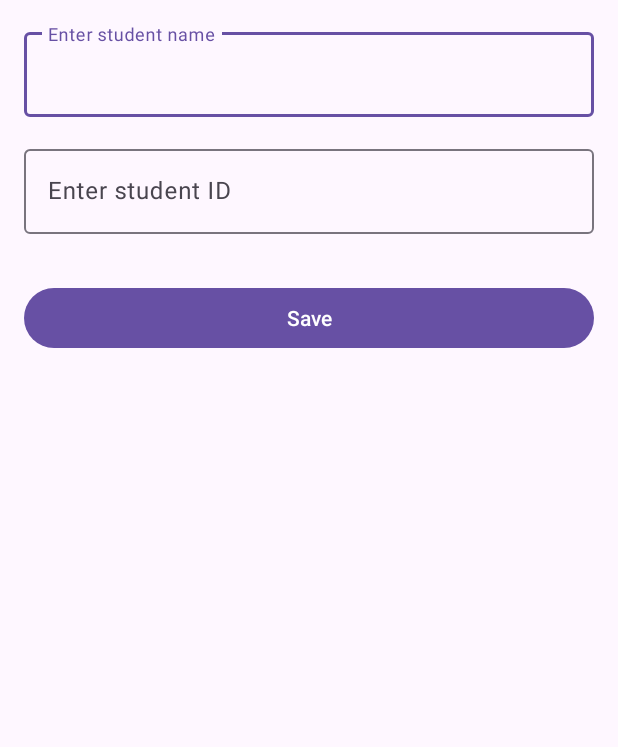
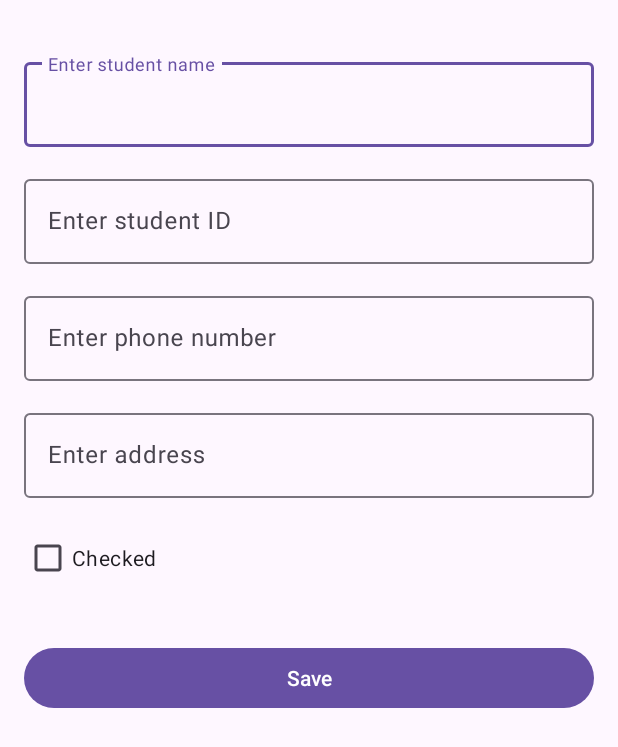
Before and after one commit to ido8450/mobile_students_app, an Android app: the StudentFormActivity screen opened directly, with no data from a screen before it, after a tap on "Save", on a phone screen of 412 x 824 dp. Shown: the top 747 px of the screen. Run offline under Robolectric (Android 15) with nearby library versions, the phone set to English and light mode, and no system bars.

Commit message:
added phone, address and checkbox to student form

```diff
--- a/app/src/main/java/com/example/studentsapp/StudentFormActivity.kt
+++ b/app/src/main/java/com/example/studentsapp/StudentFormActivity.kt
@@ -2,6 +2,7 @@ package com.example.studentsapp
 
 import android.os.Bundle
 import android.view.View
+import android.widget.CheckBox
 import android.widget.Toast
 import androidx.activity.enableEdgeToEdge
 import androidx.appcompat.app.AppCompatActivity
@@ -17,6 +18,9 @@ class StudentFormActivity : AppCompatActivity() {
     private lateinit var idField: TextInputEditText
     private lateinit var saveButton: MaterialButton
     private lateinit var editButton: MaterialButton
+    private lateinit var phoneField: TextInputEditText
+    private lateinit var addressField: TextInputEditText
+    private lateinit var isCheckedBox: CheckBox
     private lateinit var cancelButton: MaterialButton
     private lateinit var updateButton: MaterialButton
 
@@ -31,9 +35,13 @@ class StudentFormActivity : AppCompatActivity() {
         enableEdgeToEdge()
         setContentView(R.layout.activity_student_form)
 
-        nameField = findViewById<TextInputEditText>(R.id.nameField)
-        idField = findViewById<TextInputEditText>(R.id.idField)
-        saveButton = findViewById<MaterialButton>(R.id.saveButton)
+        nameField = findViewById(R.id.nameField)
+        idField = findViewById(R.id.idField)
+        phoneField = findViewById(R.id.phoneField)
+        addressField = findViewById(R.id.addressField)
+        isCheckedBox = findViewById(R.id.isCheckedBox)
+
+        saveButton = findViewById(R.id.saveButton)
         editButton = findViewById(R.id.editButton)
         cancelButton = findViewById(R.id.cancelButton)
         updateButton = findViewById(R.id.updateButton)
@@ -63,7 +71,11 @@ class StudentFormActivity : AppCompatActivity() {
     private fun updateStudent() {
         val name = nameField.text.toString()
         val id = idField.text.toString()
-        if (name.isEmpty() || id.isEmpty()) {
+        val phone = phoneField.text.toString()
+        val address = addressField.text.toString()
+        val isChecked = isCheckedBox.isChecked
+
+        if (name.isEmpty() || id.isEmpty() || phone.isEmpty() || address.isEmpty()) {
             Toast.makeText(this, "Please fill out all fields", Toast.LENGTH_SHORT).show()
             return
         }
@@ -71,9 +83,12 @@ class StudentFormActivity : AppCompatActivity() {
             currentStudent?.let {
                 it.name = name
                 it.id = id
+                it.phone = phone
+                it.isChecked = isChecked
+                it.address = address
             }
         } else {
-            StudentRepository.students.add(Student(id, name))
+            StudentRepository.students.add(Student(id, name, isChecked, phone, address))
             finish()
         }
 
@@ -84,12 +99,18 @@ class StudentFormActivity : AppCompatActivity() {
         if (student != null) {
             nameField.setText(student.name)
             idField.setText(student.id)
+            phoneField.setText(student.phone)
+            addressField.setText(student.address)
+            isCheckedBox.isChecked = student.isChecked
         }
     }
 
     private fun setFieldsEnabled(isEnabled: Boolean) {
         nameField.isEnabled = isEnabled
         idField.isEnabled = isEnabled
+        phoneField.isEnabled = isEnabled
+        addressField.isEnabled = isEnabled
+        isCheckedBox.isEnabled = isEnabled
     }
 
     private fun updateButtonsVisibility(mode: FormMode) {
--- a/app/src/main/java/com/example/studentsapp/StudentRepository.kt
+++ /dev/null
@@ -1,5 +0,0 @@
-package com.example.studentsapp
-
-object StudentRepository {
-    val students = mutableListOf<Student>()
-}
--- a/app/src/main/java/com/example/studentsapp/data/Student.kt
+++ b/app/src/main/java/com/example/studentsapp/data/Student.kt
@@ -3,5 +3,7 @@ package com.example.studentsapp.data
 data class Student(
     var id: String,
     var name: String,
-    var isChecked: Boolean = false
+    var isChecked: Boolean = false,
+    var phone: String,
+    var address: String,
 )
--- a/app/src/main/res/layout/activity_student_form.xml
+++ b/app/src/main/res/layout/activity_student_form.xml
@@ -10,7 +10,8 @@
         android:layout_height="wrap_content"
         app:layout_constraintTop_toTopOf="parent"
         app:layout_constraintStart_toStartOf="parent"
-        app:layout_constraintEnd_toEndOf="parent">
+        app:layout_constraintEnd_toEndOf="parent"
+        android:layout_marginTop="20dp">
 
         <com.google.android.material.textfield.TextInputEditText
             android:id="@+id/nameField"
@@ -35,13 +36,55 @@
             android:hint="@string/student_id_hint" />
     </com.google.android.material.textfield.TextInputLayout>
 
+
+    <com.google.android.material.textfield.TextInputLayout
+        android:id="@+id/phoneFieldLayout"
+        android:layout_width="match_parent"
+        android:layout_height="wrap_content"
+        android:layout_marginTop="16dp"
+        app:layout_constraintTop_toBottomOf="@id/idFieldLayout"
+        app:layout_constraintStart_toStartOf="parent"
+        app:layout_constraintEnd_toEndOf="parent">
+
+        <com.google.android.material.textfield.TextInputEditText
+            android:id="@+id/phoneField"
+            android:layout_width="match_parent"
+            android:layout_height="wrap_content"
+            android:hint="@string/student_phone_hint" />
+    </com.google.android.material.textfield.TextInputLayout>
+
+    <com.google.android.material.textfield.TextInputLayout
+        android:id="@+id/addressFieldLayout"
+        android:layout_width="match_parent"
+        android:layout_height="wrap_content"
+        android:layout_marginTop="16dp"
+        app:layout_constraintTop_toBottomOf="@id/phoneFieldLayout"
+        app:layout_constraintStart_toStartOf="parent"
+        app:layout_constraintEnd_toEndOf="parent">
+
+        <com.google.android.material.textfield.TextInputEditText
+            android:id="@+id/addressField"
+            android:layout_width="match_parent"
+            android:layout_height="wrap_content"
+            android:hint="@string/student_address_hint" />
+    </com.google.android.material.textfield.TextInputLayout>
+
+    <CheckBox
+        android:id="@+id/isCheckedBox"
+        android:layout_width="wrap_content"
+        android:layout_height="wrap_content"
+        android:layout_marginTop="16dp"
+        android:text="@string/student_checked_label"
+        app:layout_constraintTop_toBottomOf="@id/addressFieldLayout"
+        app:layout_constraintStart_toStartOf="parent" />
+
     <com.google.android.material.button.MaterialButton
         android:id="@+id/saveButton"
         android:layout_width="match_parent"
         android:layout_height="wrap_content"
         android:layout_marginTop="32dp"
         android:text="@string/save_button"
-        app:layout_constraintTop_toBottomOf="@id/idFieldLayout"
+        app:layout_constraintTop_toBottomOf="@id/isCheckedBox"
         app:layout_constraintStart_toStartOf="parent"
         app:layout_constraintEnd_toEndOf="parent" />
 
@@ -51,7 +94,7 @@
         android:layout_height="wrap_content"
         android:layout_marginTop="32dp"
         android:text="@string/edit_button"
-        app:layout_constraintTop_toBottomOf="@id/idFieldLayout"
+        app:layout_constraintTop_toBottomOf="@id/isCheckedBox"
         app:layout_constraintStart_toStartOf="parent"
         app:layout_constraintEnd_toEndOf="parent"
         android:visibility="gone" />
@@ -63,7 +106,7 @@
         android:layout_marginTop="32dp"
         android:layout_marginEnd="16dp"
         android:text="@string/cancel_button"
-        app:layout_constraintTop_toBottomOf="@id/idFieldLayout"
+        app:layout_constraintTop_toBottomOf="@id/isCheckedBox"
         app:layout_constraintStart_toStartOf="parent"
         app:layout_constraintEnd_toStartOf="@id/updateButton"
         android:visibility="gone" />
@@ -75,7 +118,7 @@
         android:layout_height="wrap_content"
         android:layout_marginTop="32dp"
         android:text="@string/update_button"
-        app:layout_constraintTop_toBottomOf="@id/idFieldLayout"
+        app:layout_constraintTop_toBottomOf="@id/isCheckedBox"
         app:layout_constraintStart_toEndOf="@id/cancelButton"
         app:layout_constraintEnd_toEndOf="parent"
         android:visibility="gone" />
--- a/app/src/main/res/values/strings.xml
+++ b/app/src/main/res/values/strings.xml
@@ -11,5 +11,8 @@
     <string name="edit_button">Edit</string>
     <string name="cancel_button">Cancel</string>
     <string name="update_button">Update</string>
+    <string name="student_phone_hint">Enter phone number</string>
+    <string name="student_address_hint">Enter address</string>
+    <string name="student_checked_label">Checked</string>
 
 </resources>
```
Also changed, not shown: app/src/main/java/com/example/studentsapp/NewStudentActivity.kt (deleted, +0 -33 lines), app/src/main/java/com/example/studentsapp/Student.kt (deleted, +0 -7 lines), app/src/main/res/layout/activity_new_student.xml (deleted, +0 -49 lines).
